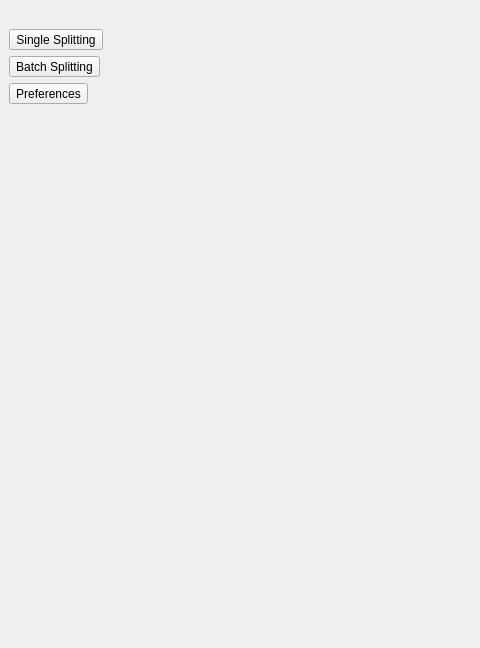
Above: src/ui/fpsmainwindow.ui from zxunge/FreePictureSplitter before the change; both pictures show x 0 to 480 and y 0 to 648 of the 1105 by 648 pixel window. Below: the same form after it.
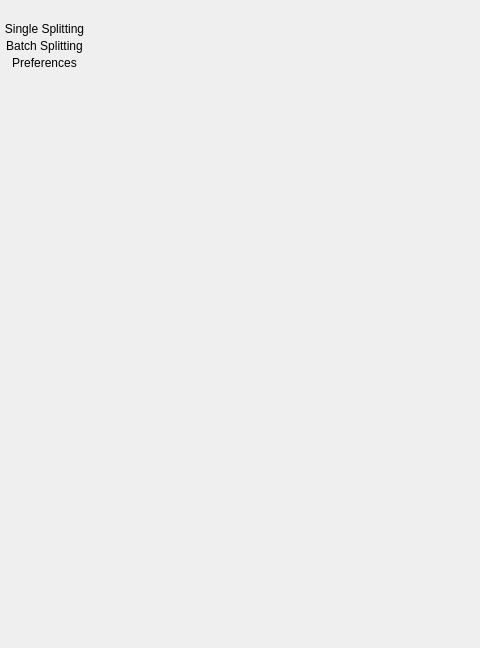
That is the form after the change. Icons and pictures are not drawn. Custom widgets are drawn as their Qt base class.

Commit message: UI: Fix side bar buttons not fited.

What changed in the file:
```diff
--- a/src/ui/fpsmainwindow.ui
+++ b/src/ui/fpsmainwindow.ui
@@ -22,7 +22,7 @@
   <widget class="QWidget" name="centralWidget">
    <layout class="QHBoxLayout" name="horizontalLayout">
     <property name="spacing">
-     <number>2</number>
+     <number>0</number>
     </property>
     <property name="leftMargin">
      <number>0</number>
@@ -31,14 +31,40 @@
      <number>0</number>
     </property>
     <property name="rightMargin">
-     <number>0</number>
+     <number>9</number>
     </property>
     <property name="bottomMargin">
-     <number>0</number>
+     <number>9</number>
     </property>
     <item>
      <widget class="QWidget" name="wgtSidebar" native="true">
+      <property name="sizePolicy">
+       <sizepolicy hsizetype="Fixed" vsizetype="Preferred">
+        <horstretch>0</horstretch>
+        <verstretch>0</verstretch>
+       </sizepolicy>
+      </property>
+      <property name="styleSheet">
+       <string notr="true">QToolButton {
+border: none;
+}</string>
+      </property>
       <layout class="QVBoxLayout" name="verticalLayout_2">
+       <property name="spacing">
+        <number>0</number>
+       </property>
+       <property name="leftMargin">
+        <number>0</number>
+       </property>
+       <property name="topMargin">
+        <number>0</number>
+       </property>
+       <property name="rightMargin">
+        <number>0</number>
+       </property>
+       <property name="bottomMargin">
+        <number>0</number>
+       </property>
        <item>
         <spacer name="verticalSpacer">
          <property name="orientation">
@@ -57,6 +83,12 @@
        </item>
        <item>
         <widget class="QToolButton" name="tbtnSingle">
+         <property name="sizePolicy">
+          <sizepolicy hsizetype="Expanding" vsizetype="Fixed">
+           <horstretch>0</horstretch>
+           <verstretch>0</verstretch>
+          </sizepolicy>
+         </property>
          <property name="text">
           <string>Single Splitting</string>
          </property>
@@ -83,6 +115,12 @@
        </item>
        <item>
         <widget class="QToolButton" name="tbtnBatch">
+         <property name="sizePolicy">
+          <sizepolicy hsizetype="Expanding" vsizetype="Fixed">
+           <horstretch>0</horstretch>
+           <verstretch>0</verstretch>
+          </sizepolicy>
+         </property>
          <property name="text">
           <string>Batch Splitting</string>
          </property>
@@ -109,6 +147,12 @@
        </item>
        <item>
         <widget class="QToolButton" name="tbtnPref">
+         <property name="sizePolicy">
+          <sizepolicy hsizetype="Expanding" vsizetype="Fixed">
+           <horstretch>0</horstretch>
+           <verstretch>0</verstretch>
+          </sizepolicy>
+         </property>
          <property name="text">
           <string>Preferences</string>
          </property>
@@ -149,7 +193,7 @@
        <item>
         <widget class="fpsClickableLabel" name="labMark">
          <property name="sizePolicy">
-          <sizepolicy hsizetype="Preferred" vsizetype="Preferred">
+          <sizepolicy hsizetype="Expanding" vsizetype="Preferred">
            <horstretch>0</horstretch>
            <verstretch>0</verstretch>
           </sizepolicy>
```
Left out of the diff: 12 changed lines with no effect on the pictures. The commit also changes 1 other file.
